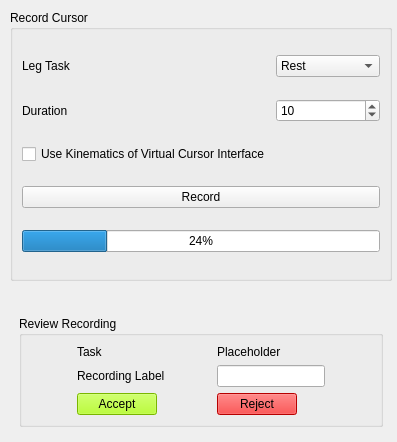
The window that myogestic/gui/widgets/visual_interfaces/virtual_cursor_interface/ui/recording.ui (NsquaredLab/MyoGestic) describes before a commit, drawn with Qt 5.
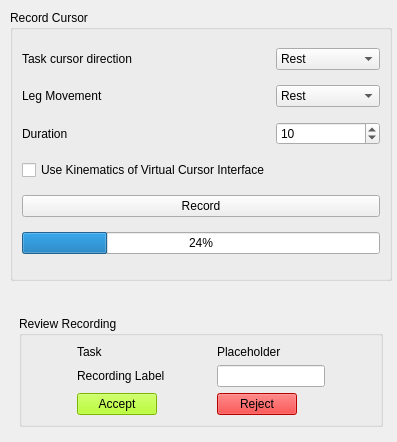
The same window after the commit.

Commit message: Fixed bugs with multiple ground truths + add task-UI mapping

The edit to the form file:
```diff
--- a/myogestic/gui/widgets/visual_interfaces/virtual_cursor_interface/ui/recording.ui
+++ b/myogestic/gui/widgets/visual_interfaces/virtual_cursor_interface/ui/recording.ui
@@ -32,46 +32,7 @@
     <string>Record Cursor</string>
    </property>
    <layout class="QGridLayout" name="gridLayout_9">
-    <item row="3" column="0" colspan="2">
-     <widget class="QPushButton" name="recordRecordPushButton">
-      <property name="text">
-       <string>Record</string>
-      </property>
-      <property name="checkable">
-       <bool>true</bool>
-      </property>
-     </widget>
-    </item>
-    <item row="0" column="1">
-     <widget class="QComboBox" name="recordTaskComboBox">
-      <item>
-       <property name="text">
-        <string>Rest</string>
-       </property>
-      </item>
-      <item>
-       <property name="text">
-        <string>Dorsiflexion</string>
-       </property>
-      </item>
-      <item>
-       <property name="text">
-        <string>Plantarflexion</string>
-       </property>
-      </item>
-      <item>
-       <property name="text">
-        <string>Inversion</string>
-       </property>
-      </item>
-      <item>
-       <property name="text">
-        <string>Eversion</string>
-       </property>
-      </item>
-     </widget>
-    </item>
-    <item row="1" column="0">
+    <item row="4" column="0">
      <widget class="QLabel" name="label_7">
       <property name="sizePolicy">
        <sizepolicy hsizetype="Minimum" vsizetype="Preferred">
@@ -84,28 +45,7 @@
       </property>
      </widget>
     </item>
-    <item row="4" column="0" colspan="2">
-     <widget class="QProgressBar" name="groundTruthProgressBar">
-      <property name="value">
-       <number>24</number>
-      </property>
-     </widget>
-    </item>
-    <item row="0" column="0">
-     <widget class="QLabel" name="label_4">
-      <property name="text">
-       <string>Leg Task</string>
-      </property>
-     </widget>
-    </item>
-    <item row="1" column="1">
-     <widget class="QSpinBox" name="recordDurationSpinBox">
-      <property name="value">
-       <number>10</number>
-      </property>
-     </widget>
-    </item>
-    <item row="2" column="0">
+    <item row="5" column="0">
      <widget class="QCheckBox" name="recordUseCursorKinematicsCheckBox">
       <property name="enabled">
        <bool>true</bool>
@@ -121,6 +61,102 @@
       </property>
      </widget>
     </item>
+    <item row="2" column="1">
+     <widget class="QComboBox" name="recordMovementComboBox">
+      <item>
+       <property name="text">
+        <string>Rest</string>
+       </property>
+      </item>
+      <item>
+       <property name="text">
+        <string>Dorsiflexion</string>
+       </property>
+      </item>
+      <item>
+       <property name="text">
+        <string>Plantarflexion</string>
+       </property>
+      </item>
+      <item>
+       <property name="text">
+        <string>Inversion</string>
+       </property>
+      </item>
+      <item>
+       <property name="text">
+        <string>Eversion</string>
+       </property>
+      </item>
+     </widget>
+    </item>
+    <item row="7" column="0" colspan="2">
+     <widget class="QProgressBar" name="groundTruthProgressBar">
+      <property name="value">
+       <number>24</number>
+      </property>
+     </widget>
+    </item>
+    <item row="4" column="1">
+     <widget class="QSpinBox" name="recordDurationSpinBox">
+      <property name="value">
+       <number>10</number>
+      </property>
+     </widget>
+    </item>
+    <item row="2" column="0">
+     <widget class="QLabel" name="label_4">
+      <property name="text">
+       <string>Leg Movement</string>
+      </property>
+     </widget>
+    </item>
+    <item row="6" column="0" colspan="2">
+     <widget class="QPushButton" name="recordRecordPushButton">
+      <property name="text">
+       <string>Record</string>
+      </property>
+      <property name="checkable">
+       <bool>true</bool>
+      </property>
+     </widget>
+    </item>
+    <item row="1" column="0">
+     <widget class="QLabel" name="label">
+      <property name="text">
+       <string>Task cursor direction</string>
+      </property>
+     </widget>
+    </item>
+    <item row="1" column="1">
+     <widget class="QComboBox" name="recordTaskComboBox">
+      <item>
+       <property name="text">
+        <string>Rest</string>
+       </property>
+      </item>
+      <item>
+       <property name="text">
+        <string>Up</string>
+       </property>
+      </item>
+      <item>
+       <property name="text">
+        <string>Down</string>
+       </property>
+      </item>
+      <item>
+       <property name="text">
+        <string>Right</string>
+       </property>
+      </item>
+      <item>
+       <property name="text">
+        <string>Left</string>
+       </property>
+      </item>
+     </widget>
+    </item>
    </layout>
   </widget>
   <widget class="QStackedWidget" name="recordReviewRecordingStackedWidget">
```
The commit also changes 12 other files.
